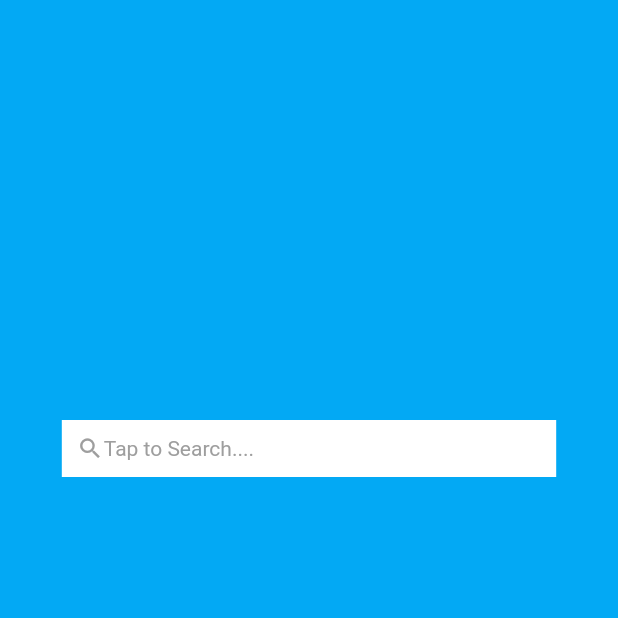
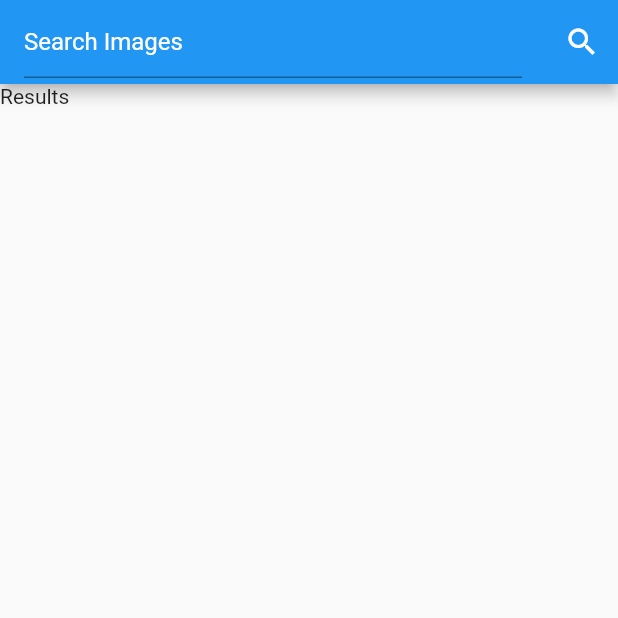
Before and after one commit to nishantsubedi/flutter-image-search, a Flutter app: the screen it shows after launch, on a phone screen of 412 x 824 dp, the top half of it. Run offline on Flutter 3.47's test engine with Material 2 defaults, Android fonts, the phone set to English and light mode, and no system bars.

Commit message:
home page design changed

```diff
--- a/lib/main.dart
+++ b/lib/main.dart
@@ -10,7 +10,7 @@ class MyApp extends StatelessWidget{
       return new MaterialApp(
         title: 'ImageSearch',
         theme: new ThemeData(
-          primarySwatch: Colors.deepOrange,
+          primarySwatch: Colors.blue,
         ),
         initialRoute: '/',
         routes: routes,
--- a/lib/pages/homePage.dart
+++ b/lib/pages/homePage.dart
@@ -3,22 +3,34 @@ import 'dart:async';
 import 'dart:io';
 
 class HomePage extends StatelessWidget {
-  GlobalKey<ScaffoldState> _scaffoldKey = new GlobalKey();
-
+  TextEditingController _searchTextController = new TextEditingController();
   @override
   Widget build(BuildContext context) {
     return WillPopScope(
       child: Scaffold(
-        key: _scaffoldKey,
-        // drawer: new DrawerOnly(),
-        body: SingleChildScrollView(
-          child: Column(
-            children: <Widget>[
-              _buildHomeSearchContainer(context),
+          appBar: AppBar(
+            title: TextField(
+              controller: _searchTextController,
+              style: TextStyle(color: Colors.white),
+              decoration: InputDecoration(
+                  hintText: 'Search Images',
+                  hintStyle: TextStyle(color: Colors.white),),
+                  cursorColor: Colors.purple,
+              keyboardType: TextInputType.text,
+            ),
+            actions: <Widget>[
+              IconButton(
+                icon: Icon(
+                  Icons.search,
+                  color: Colors.white,
+                ),
+                onPressed: () {
+                  print(_searchTextController.text);
+                },
+              )
             ],
           ),
-        ),
-      ),
+          body: Text('Results')),
       onWillPop: () {
         _neverSatisfied(context);
       },
@@ -56,47 +68,4 @@ class HomePage extends StatelessWidget {
       },
     );
   }
-
-  Widget _buildHomeSearchContainer(BuildContext context) {
-    return Stack(
-      children: <Widget>[
-        Container(
-            //height: MediaQuery.of(context).size.height * 0.475,
-            height: MediaQuery.of(context).size.height,
-            decoration: BoxDecoration(
-              color: Colors.lightBlue,
-              // image: DecorationImage(
-              //     image: AssetImage("images/car_background.png"),
-              //     fit: BoxFit.cover)),
-            )),
-        Container(
-          child: Row(
-            crossAxisAlignment: CrossAxisAlignment.center,
-            mainAxisAlignment: MainAxisAlignment.center,
-            children: <Widget>[
-              GestureDetector(
-                  onTap: () {
-                    Navigator.pushNamed(context, '/search');
-                  },
-                  child: Container(
-                      width: MediaQuery.of(context).size.width * 0.8,
-                      margin: EdgeInsets.only(top: 280.0),
-                      padding: EdgeInsets.all(10.0),
-                      //height: 30.0,
-                      decoration: BoxDecoration(color: Colors.white),
-                      child: Row(
-                        children: <Widget>[
-                          Icon(Icons.search, size: 18.0, color: Colors.grey),
-                          Text(
-                            "Tap to Search....",
-                            style: TextStyle(color: Colors.grey),
-                          )
-                        ],
-                      )))
-            ],
-          ),
-        ),
-      ],
-    );
-  }
 }
--- a/lib/pages/search.dart
+++ b/lib/pages/search.dart
@@ -1,9 +1,8 @@
 import 'package:flutter/material.dart';
 
-class Search extends StatelessWidget{
+class Search extends StatelessWidget {
   @override
-    Widget build(BuildContext context) {
-      // TODO: implement build
-      return Text('Search');
-    }
+  Widget build(BuildContext context) {
+    return Scaffold();
+  }
 }
```
